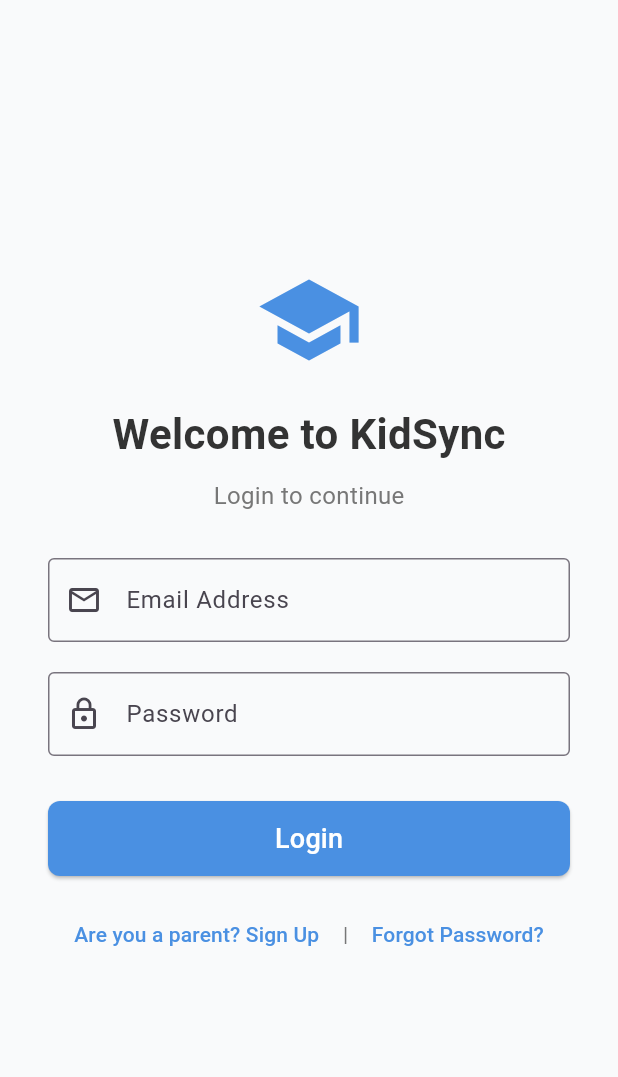
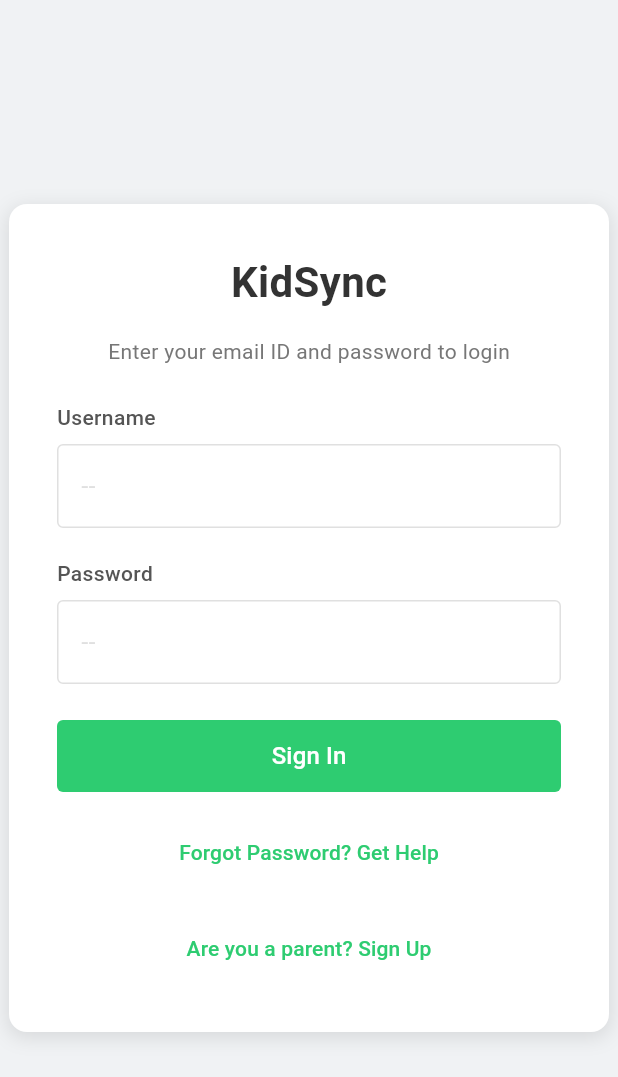
Before and after one commit to naori11/KidSync, a Flutter app: the screen it shows after launch, on a phone screen of 412 x 824 dp. Shown: the top 1077 px of the screen. Run offline on Flutter 3.47's test engine with Material 3 defaults, Android fonts, the light colour scheme and no system bars; our stand-ins replace supabase_flutter, url_strategy; missing offline and left inert: dart:html; accounts and stored records are empty.

Commit message:
Testing new design for the login page.

```diff
--- a/lib/screens/login_screen.dart
+++ b/lib/screens/login_screen.dart
@@ -92,7 +92,7 @@ class _LoginScreenState extends State<LoginScreen> {
                 const Icon(
                   Icons.lock_reset,
                   size: 64,
-                  color: Color(0xFF4A90E2),
+                  color: Color(0xFF2ECC71), // Changed to green to match design
                 ),
                 const SizedBox(height: 20),
                 const Text(
@@ -114,7 +114,9 @@ class _LoginScreenState extends State<LoginScreen> {
                   width: double.infinity,
                   child: ElevatedButton(
                     style: ElevatedButton.styleFrom(
-                      backgroundColor: const Color(0xFF4A90E2),
+                      backgroundColor: const Color(
+                        0xFF2ECC71,
+                      ), // Green color from design
                       padding: const EdgeInsets.symmetric(vertical: 12),
                       shape: RoundedRectangleBorder(
                         borderRadius: BorderRadius.circular(8),
@@ -140,37 +142,83 @@ class _LoginScreenState extends State<LoginScreen> {
   @override
   Widget build(BuildContext context) {
     return Scaffold(
-      backgroundColor: const Color(0xFFF9FAFB), // soft gray background
+      backgroundColor: const Color(
+        0xFFF0F2F4,
+      ), // Light grayish background like in the image
       body: Center(
-        child: SingleChildScrollView(
-          padding: const EdgeInsets.symmetric(horizontal: 32, vertical: 20),
+        child: Container(
+          width: 400, // Width of the white card
+          padding: const EdgeInsets.all(32),
+          decoration: BoxDecoration(
+            color: Colors.white,
+            borderRadius: BorderRadius.circular(12),
+            boxShadow: [
+              BoxShadow(
+                color: Colors.black.withOpacity(0.1),
+                spreadRadius: 1,
+                blurRadius: 10,
+                offset: const Offset(0, 3),
+              ),
+            ],
+          ),
           child: Form(
             key: _formKey,
             child: Column(
-              mainAxisAlignment: MainAxisAlignment.center,
+              mainAxisSize: MainAxisSize.min,
+              crossAxisAlignment: CrossAxisAlignment.start,
               children: [
-                const Icon(Icons.school, size: 72, color: Color(0xFF4A90E2)),
-                const SizedBox(height: 20),
-                const Text(
-                  'Welcome to KidSync',
+                // Logo or App name section
+                const Center(
+                  child: Text(
+                    'KidSync', // Replacing "Logo" from image with your app name
                     style: TextStyle(
                       fontSize: 28,
                       fontWeight: FontWeight.bold,
                       color: Color(0xFF333333),
                     ),
                   ),
-                const SizedBox(height: 10),
+                ),
+                const SizedBox(height: 16),
+                // Instructions text
+                const Center(
+                  child: Text(
+                    'Enter your email ID and password to login',
+                    style: TextStyle(fontSize: 14, color: Color(0xFF777777)),
+                  ),
+                ),
+                const SizedBox(height: 24),
+                // Username/Email field label
                 const Text(
-                  'Login to continue',
-                  style: TextStyle(fontSize: 16, color: Color(0xFF777777)),
+                  'Username',
+                  style: TextStyle(
+                    fontSize: 14,
+                    fontWeight: FontWeight.w500,
+                    color: Color(0xFF555555),
                   ),
-                const SizedBox(height: 30),
+                ),
+                const SizedBox(height: 8),
+                // Email textfield
                 TextFormField(
                   controller: _emailController,
-                  decoration: const InputDecoration(
-                    labelText: 'Email Address',
-                    prefixIcon: Icon(Icons.email_outlined),
-                    border: OutlineInputBorder(),
+                  decoration: InputDecoration(
+                    hintText: '--',
+                    hintStyle: TextStyle(color: Colors.grey[300]),
+                    border: OutlineInputBorder(
+                      borderRadius: BorderRadius.circular(4),
+                      borderSide: BorderSide(color: Colors.grey[300]!),
+                    ),
+                    enabledBorder: OutlineInputBorder(
+                      borderRadius: BorderRadius.circular(4),
+                      borderSide: BorderSide(color: Colors.grey[300]!),
+                    ),
+                    focusedBorder: OutlineInputBorder(
+                      borderRadius: BorderRadius.circular(4),
+                      borderSide: const BorderSide(color: Color(0xFF2ECC71)),
+                    ),
+                    contentPadding: const EdgeInsets.symmetric(
+                      horizontal: 12,
+                      vertical: 16,
+                    ),
                   ),
                   validator:
                       (value) =>
@@ -179,13 +227,39 @@ class _LoginScreenState extends State<LoginScreen> {
                               : null,
                 ),
                 const SizedBox(height: 20),
+                // Password field label
+                const Text(
+                  'Password',
+                  style: TextStyle(
+                    fontSize: 14,
+                    fontWeight: FontWeight.w500,
+                    color: Color(0xFF555555),
+                  ),
+                ),
+                const SizedBox(height: 8),
+                // Password textfield
                 TextFormField(
                   controller: _passwordController,
                   obscureText: true,
-                  decoration: const InputDecoration(
-                    labelText: 'Password',
-                    prefixIcon: Icon(Icons.lock_outline),
-                    border: OutlineInputBorder(),
+                  decoration: InputDecoration(
+                    hintText: '--',
+                    hintStyle: TextStyle(color: Colors.grey[300]),
+                    border: OutlineInputBorder(
+                      borderRadius: BorderRadius.circular(4),
+                      borderSide: BorderSide(color: Colors.grey[300]!),
+                    ),
+                    enabledBorder: OutlineInputBorder(
+                      borderRadius: BorderRadius.circular(4),
+                      borderSide: BorderSide(color: Colors.grey[300]!),
+                    ),
+                    focusedBorder: OutlineInputBorder(
+                      borderRadius: BorderRadius.circular(4),
+                      borderSide: const BorderSide(color: Color(0xFF2ECC71)),
+                    ),
+                    contentPadding: const EdgeInsets.symmetric(
+                      horizontal: 12,
+                      vertical: 16,
+                    ),
                   ),
                   validator:
                       (value) =>
@@ -193,60 +267,60 @@ class _LoginScreenState extends State<LoginScreen> {
                               ? 'Enter your password'
                               : null,
                 ),
-                const SizedBox(height: 30),
+                const SizedBox(height: 24),
+                // Login button
                 SizedBox(
                   width: double.infinity,
-                  height: 50,
+                  height: 48,
                   child: ElevatedButton(
                     style: ElevatedButton.styleFrom(
-                      backgroundColor: const Color(0xFF4A90E2),
+                      backgroundColor: const Color(
+                        0xFF2ECC71,
+                      ), // Green color from design
                       shape: RoundedRectangleBorder(
-                        borderRadius: BorderRadius.circular(8),
+                        borderRadius: BorderRadius.circular(4),
                       ),
+                      elevation: 0,
                     ),
                     onPressed: _handleLogin,
                     child: const Text(
-                      "Login",
-                      style: TextStyle(fontSize: 18, color: Colors.white),
+                      "Sign In",
+                      style: TextStyle(fontSize: 16, color: Colors.white),
                     ),
                   ),
                 ),
-                const SizedBox(height: 15),
-                Row(
-                  mainAxisAlignment: MainAxisAlignment.center,
-                  children: [
-                    TextButton(
+                const SizedBox(height: 16),
+                // Forgot password link
+                Center(
+                  child: TextButton(
+                    onPressed: _showForgotPasswordModal,
+                    style: TextButton.styleFrom(
+                      foregroundColor: const Color(0xFF2ECC71),
+                    ),
+                    child: const Text(
+                      "Forgot Password? Get Help",
+                      style: TextStyle(fontSize: 14),
+                    ),
+                  ),
+                ),
+                const SizedBox(height: 16),
+                // Sign up option (kept from original functionality)
+                Center(
+                  child: TextButton(
                     onPressed: () {
                       Navigator.push(
                         context,
-                          MaterialPageRoute(
-                            builder: (_) => const SignUpScreen(),
-                          ),
+                        MaterialPageRoute(builder: (_) => const SignUpScreen()),
                       );
                     },
+                    style: TextButton.styleFrom(
+                      foregroundColor: const Color(0xFF2ECC71),
+                    ),
                     child: const Text(
                       "Are you a parent? Sign Up",
-                        style: TextStyle(
-                          color: Color(0xFF4A90E2),
-                          fontSize: 14,
+                      style: TextStyle(fontSize: 14),
                     ),
                   ),
-                    ),
-                    const Text(
-                      " | ",
-                      style: TextStyle(color: Color(0xFF777777), fontSize: 14),
-                    ),
-                    TextButton(
-                      onPressed: _showForgotPasswordModal,
-                      child: const Text(
-                        "Forgot Password?",
-                        style: TextStyle(
-                          color: Color(0xFF4A90E2),
-                          fontSize: 14,
-                        ),
-                      ),
-                    ),
-                  ],
                 ),
               ],
             ),
```
Lines whose indentation alone changed are shown as unchanged.
